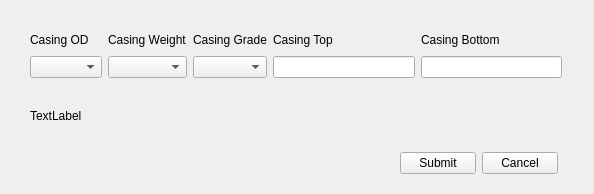
This is UI/addCasing.ui in Terjit/DT as Qt 5 draws it before an edit. The edited form follows.
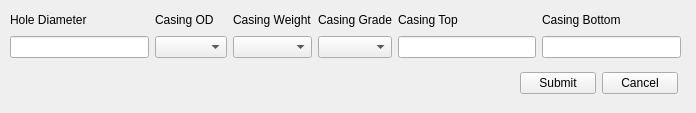
This is the edited form.

Diff of the .ui file:
```diff
--- a/UI/addCasing.ui
+++ b/UI/addCasing.ui
@@ -6,66 +6,86 @@
    <rect>
     <x>0</x>
     <y>0</y>
-    <width>594</width>
-    <height>194</height>
+    <width>696</width>
+    <height>113</height>
    </rect>
   </property>
   <property name="windowTitle">
    <string>Drilling Tools - Add Casing - {well}</string>
   </property>
   <widget class="QWidget" name="centralwidget">
-   <widget class="QLabel" name="casingDescLabel">
+   <widget class="QWidget" name="layoutWidget">
     <property name="geometry">
      <rect>
-      <x>30</x>
-      <y>105</y>
-      <width>531</width>
-      <height>21</height>
+      <x>520</x>
+      <y>70</y>
+      <width>158</width>
+      <height>26</height>
      </rect>
     </property>
-    <property name="text">
-     <string>TextLabel</string>
-    </property>
+    <layout class="QHBoxLayout" name="horizontalLayout">
+     <item>
+      <widget class="QPushButton" name="submitBtn">
+       <property name="text">
+        <string>Submit</string>
+       </property>
+      </widget>
+     </item>
+     <item>
+      <widget class="QPushButton" name="cancelBtn">
+       <property name="text">
+        <string>Cancel</string>
+       </property>
+      </widget>
+     </item>
+    </layout>
    </widget>
-   <widget class="QWidget" name="">
+   <widget class="QWidget" name="layoutWidget">
     <property name="geometry">
      <rect>
-      <x>30</x>
-      <y>30</y>
-      <width>532</width>
+      <x>10</x>
+      <y>10</y>
+      <width>671</width>
       <height>48</height>
      </rect>
     </property>
     <layout class="QGridLayout" name="gridLayout">
      <item row="0" column="0">
+      <widget class="QLabel" name="label_6">
+       <property name="text">
+        <string>Hole Diameter</string>
+       </property>
+      </widget>
+     </item>
+     <item row="0" column="1">
       <widget class="QLabel" name="label">
        <property name="text">
         <string>Casing OD</string>
        </property>
       </widget>
      </item>
-     <item row="0" column="1">
+     <item row="0" column="2">
       <widget class="QLabel" name="label_2">
        <property name="text">
         <string>Casing Weight</string>
        </property>
       </widget>
      </item>
-     <item row="0" column="2">
+     <item row="0" column="3">
       <widget class="QLabel" name="label_3">
        <property name="text">
         <string>Casing Grade</string>
        </property>
       </widget>
      </item>
-     <item row="0" column="3">
+     <item row="0" column="4">
       <widget class="QLabel" name="label_4">
        <property name="text">
         <string>Casing Top</string>
        </property>
       </widget>
      </item>
-     <item row="0" column="4">
+     <item row="0" column="5">
       <widget class="QLabel" name="label_5">
        <property name="text">
         <string>Casing Bottom</string>
@@ -73,48 +93,25 @@
       </widget>
      </item>
      <item row="1" column="0">
-      <widget class="QComboBox" name="OdBox"/>
+      <widget class="QLineEdit" name="holeDia"/>
      </item>
      <item row="1" column="1">
-      <widget class="QComboBox" name="weightBox"/>
+      <widget class="QComboBox" name="OdBox"/>
      </item>
      <item row="1" column="2">
-      <widget class="QComboBox" name="gradeBox"/>
+      <widget class="QComboBox" name="weightBox"/>
      </item>
      <item row="1" column="3">
-      <widget class="QLineEdit" name="casingTop"/>
+      <widget class="QComboBox" name="gradeBox"/>
      </item>
      <item row="1" column="4">
+      <widget class="QLineEdit" name="casingTop"/>
+     </item>
+     <item row="1" column="5">
       <widget class="QLineEdit" name="casingBottom"/>
      </item>
     </layout>
    </widget>
-   <widget class="QWidget" name="">
-    <property name="geometry">
-     <rect>
-      <x>400</x>
-      <y>150</y>
-      <width>158</width>
-      <height>26</height>
-     </rect>
-    </property>
-    <layout class="QHBoxLayout" name="horizontalLayout">
-     <item>
-      <widget class="QPushButton" name="submitBtn">
-       <property name="text">
-        <string>Submit</string>
-       </property>
-      </widget>
-     </item>
-     <item>
-      <widget class="QPushButton" name="cancelBtn">
-       <property name="text">
-        <string>Cancel</string>
-       </property>
-      </widget>
-     </item>
-    </layout>
-   </widget>
   </widget>
  </widget>
  <resources/>
```
